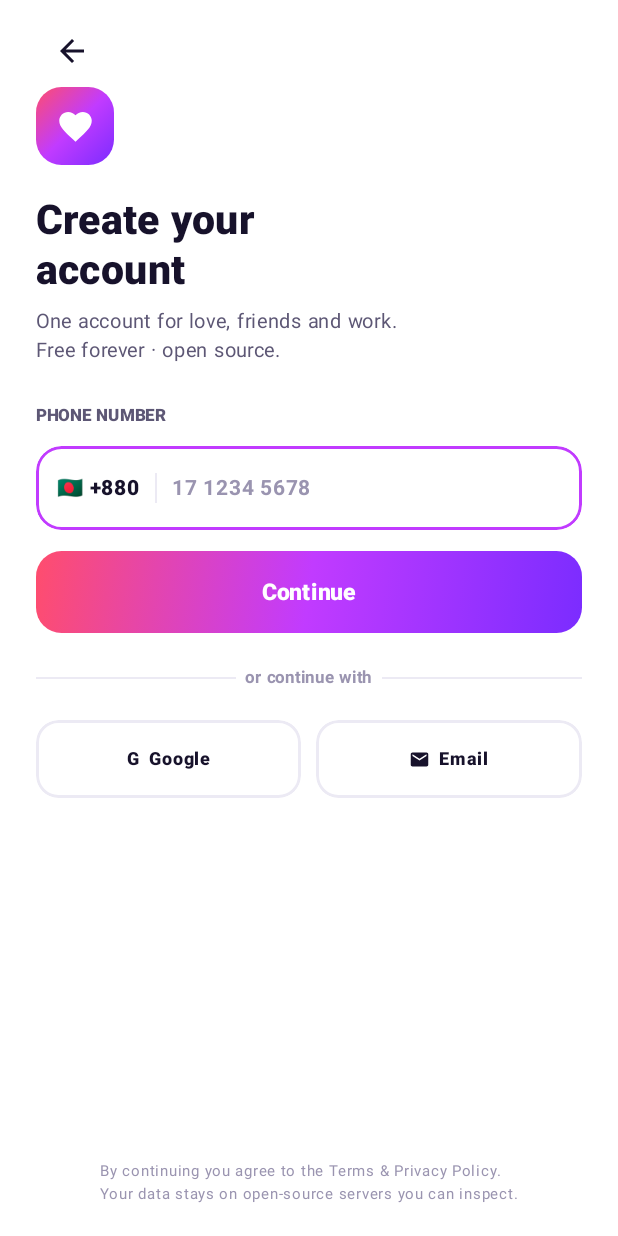
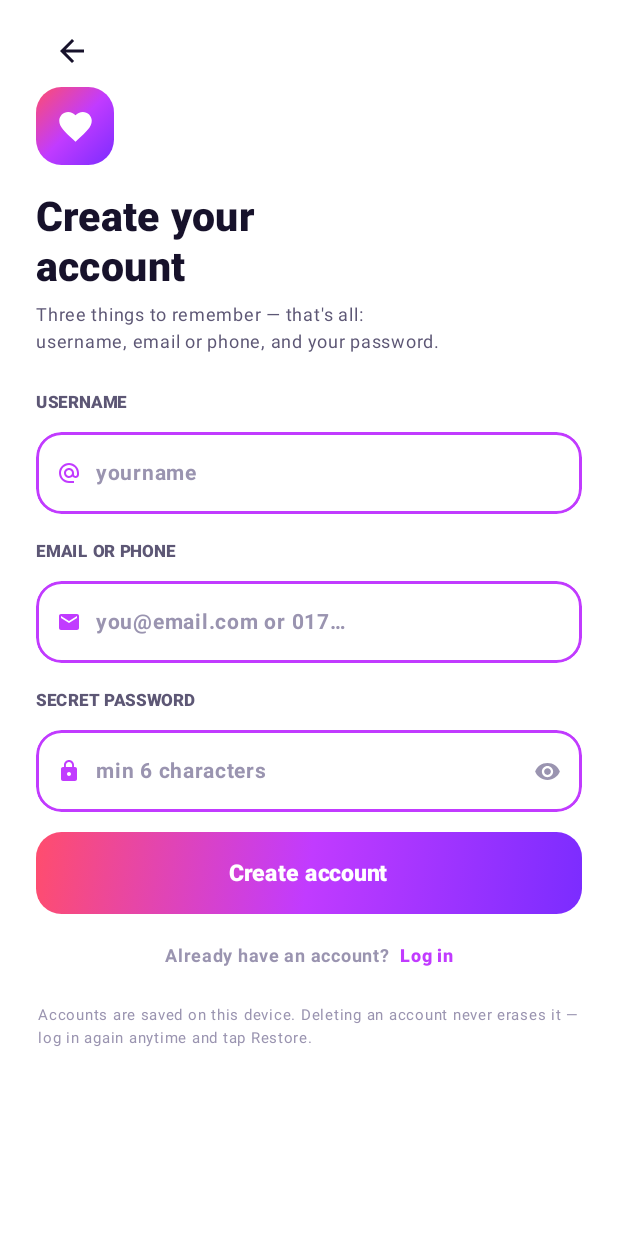
Before and after one commit to shakil603/My-love, an Android app built with Jetpack Compose: the screen it shows after launch (MainActivity), after a tap on "Create account", on a phone screen of 412 x 824 dp. Run offline under Robolectric (Android 15) with nearby library versions, the phone set to English and light mode, and no system bars; pictures from the network do not load; 1 statement that could not run was skipped.

Commit message:
v2.5.0: real account system — signup needs username + email/phone + secret password, accounts persisted in registry, login by email/phone/username, auto-login on next launch, Settings account card with log out + two-tap delete (soft), deleted accounts restorable from login screen
Co-authored-by: arena-agent <297053741+arena-agent@users.noreply.github.com>

```diff
--- a/app/build.gradle.kts
+++ b/app/build.gradle.kts
@@ -12,8 +12,8 @@ android {
         applicationId = "com.amora.app"
         minSdk = 26
         targetSdk = 34
-        versionCode = 21
-        versionName = "2.4.0"
+        versionCode = 22
+        versionName = "2.5.0"
     }
 
     buildTypes {
--- /dev/null
+++ b/app/src/main/java/com/amora/app/Auth.kt
@@ -0,0 +1,270 @@
+package com.amora.app
+
+import androidx.compose.foundation.background
+import androidx.compose.foundation.border
+import androidx.compose.foundation.clickable
+import androidx.compose.foundation.layout.Box
+import androidx.compose.foundation.layout.Column
+import androidx.compose.foundation.layout.Row
+import androidx.compose.foundation.layout.Spacer
+import androidx.compose.foundation.layout.fillMaxSize
+import androidx.compose.foundation.layout.fillMaxWidth
+import androidx.compose.foundation.layout.height
+import androidx.compose.foundation.layout.navigationBarsPadding
+import androidx.compose.foundation.layout.padding
+import androidx.compose.foundation.layout.size
+import androidx.compose.foundation.layout.statusBarsPadding
+import androidx.compose.foundation.layout.width
+import androidx.compose.foundation.rememberScrollState
+import androidx.compose.foundation.shape.RoundedCornerShape
+import androidx.compose.foundation.text.BasicTextField
+import androidx.compose.foundation.text.KeyboardOptions
+import androidx.compose.foundation.verticalScroll
+import androidx.compose.material.icons.Icons
+import androidx.compose.material.icons.filled.AlternateEmail
+import androidx.compose.material.icons.filled.ArrowBack
+import androidx.compose.material.icons.filled.Email
+import androidx.compose.material.icons.filled.Favorite
+import androidx.compose.material.icons.filled.Lock
+import androidx.compose.material.icons.filled.Restore
+import androidx.compose.material.icons.filled.Visibility
+import androidx.compose.material.icons.filled.VisibilityOff
+import androidx.compose.material3.Icon
+import androidx.compose.material3.IconButton
+import androidx.compose.material3.Text
+import androidx.compose.runtime.Composable
+import androidx.compose.runtime.getValue
+import androidx.compose.runtime.mutableStateOf
+import androidx.compose.runtime.remember
+import androidx.compose.runtime.setValue
+import androidx.compose.ui.Alignment
+import androidx.compose.ui.Modifier
+import androidx.compose.ui.draw.clip
+import androidx.compose.ui.graphics.Color
+import androidx.compose.ui.graphics.vector.ImageVector
+import androidx.compose.ui.text.TextStyle
+import androidx.compose.ui.text.font.FontWeight
+import androidx.compose.ui.text.input.KeyboardType
+import androidx.compose.ui.text.input.PasswordVisualTransformation
+import androidx.compose.ui.text.input.VisualTransformation
+import androidx.compose.ui.unit.dp
+import androidx.compose.ui.unit.sp
+
+@Composable
+private fun AuthField(
+    label: String,
+    value: String,
+    onChange: (String) -> Unit,
+    placeholder: String,
+    icon: ImageVector,
+    keyboard: KeyboardType = KeyboardType.Text,
+    isPassword: Boolean = false
+) {
+    var show by remember { mutableStateOf(false) }
+    Text(label, fontSize = 11.sp, fontWeight = FontWeight.ExtraBold, color = Txt2)
+    Spacer(Modifier.height(7.dp))
+    Row(
+        Modifier
+            .fillMaxWidth()
+            .clip(RoundedCornerShape(17.dp))
+            .border(1.8.dp, Orchid, RoundedCornerShape(17.dp))
+            .padding(horizontal = 14.dp, vertical = 15.dp),
+        verticalAlignment = Alignment.CenterVertically
+    ) {
+        Icon(icon, null, tint = Orchid, modifier = Modifier.size(16.dp))
+        Spacer(Modifier.width(10.dp))
+        BasicTextField(
+            value = value,
+            onValueChange = onChange,
+            textStyle = TextStyle(fontWeight = FontWeight.Bold, fontSize = 14.sp, color = Ink),
+            keyboardOptions = KeyboardOptions(keyboardType = keyboard),
+            singleLine = true,
+            visualTransformation = if (isPassword && !show) PasswordVisualTransformation() else VisualTransformation.None,
+            decorationBox = { inner ->
+                Box {
+                    if (value.isEmpty()) Text(placeholder, fontWeight = FontWeight.Bold, fontSize = 14.sp, color = Txt3)
+                    inner()
+                }
+            },
+            modifier = Modifier.weight(1f)
+        )
+        if (isPassword) {
+            Icon(
+                if (show) Icons.Filled.VisibilityOff else Icons.Filled.Visibility,
+                if (show) "Hide password" else "Show password",
+                tint = Txt3,
+                modifier = Modifier.size(18.dp).clickable { show = !show }
+            )
+        }
+    }
+    Spacer(Modifier.height(13.dp))
+}
+
+/* Sign up & log in — username + email/phone + password are required and remembered.
+   Deleted accounts stay in the registry and can be restored right from here. */
+@Composable
+fun AuthScreen(
+    startMode: String,
+    onSignedUp: () -> Unit,
+    onLoggedIn: () -> Unit,
+    onBack: () -> Unit
+) {
+    val ctx = androidx.compose.ui.platform.LocalContext.current
+    var signup by remember { mutableStateOf(startMode == "signup") }
+    var username by remember { mutableStateOf("") }
+    var contact by remember { mutableStateOf("") }
+    var pass by remember { mutableStateOf("") }
+    var error by remember { mutableStateOf("") }
+    var restoreUser by remember { mutableStateOf("") } // deleted account awaiting restore
+
+    fun finishLogin(user: String, c: String) {
+        Store.set(ctx, "auth_user", user)
+        Store.set(ctx, "phandle", "@$user")
+        if (Store.get(ctx, "pname", "").isBlank()) Store.set(ctx, "pname", user.replaceFirstChar { it.uppercase() })
+        if (c.contains("@")) Store.set(ctx, "pemail", c) else Store.set(ctx, "phone", c)
+    }
+
+    Column(
+        Modifier
+            .fillMaxSize()
+            .background(Paper)
+            .statusBarsPadding()
+            .navigationBarsPadding()
+            .verticalScroll(rememberScrollState())
+            .padding(horizontal = 24.dp)
+    ) {
+        Spacer(Modifier.height(10.dp))
+        IconButton(onClick = onBack) { Icon(Icons.Filled.ArrowBack, null, tint = Ink) }
+        Box(
+            Modifier.size(52.dp).clip(RoundedCornerShape(17.dp)).background(AuroraGradient),
+            contentAlignment = Alignment.Center
+        ) { Icon(Icons.Filled.Favorite, null, tint = Color.White, modifier = Modifier.size(26.dp)) }
+        Spacer(Modifier.height(18.dp))
+        Text(
+            if (signup) "Create your\naccount" else "Welcome\nback",
+            fontSize = 27.sp, fontWeight = FontWeight.ExtraBold, lineHeight = 33.sp
+        )
+        Spacer(Modifier.height(6.dp))
+        Text(
+            if (signup) "Three things to remember — that's all:\nusername, email or phone, and your password."
+            else "Log in with your email, phone or username.",
+            fontSize = 12.sp, color = Txt2, lineHeight = 18.sp
+        )
+        Spacer(Modifier.height(20.dp))
+
+        if (signup) {
+            AuthField("USERNAME", username, { v -> if (v.length <= 24) username = v.filter { !it.isWhitespace() } },
+                "yourname", Icons.Filled.AlternateEmail)
+            AuthField("EMAIL OR PHONE", contact, { contact = it },
+                "you@email.com or 017…", Icons.Filled.Email, KeyboardType.Email)
+            AuthField("SECRET PASSWORD", pass, { pass = it },
+                "min 6 characters", Icons.Filled.Lock, KeyboardType.Password, isPassword = true)
+        } else {
+            AuthField("EMAIL · PHONE · USERNAME", contact, { contact = it },
+                "you@email.com / 017… / @yourname", Icons.Filled.Email, KeyboardType.Email)
+            AuthField("SECRET PASSWORD", pass, { pass = it },
+                "your password", Icons.Filled.Lock, KeyboardType.Password, isPassword = true)
+        }
+
+        if (error.isNotEmpty()) {
+            Text(error, color = Color(0xFFBE123C), fontSize = 11.sp, fontWeight = FontWeight.ExtraBold)
+            Spacer(Modifier.height(10.dp))
+        }
+
+        if (restoreUser.isNotEmpty()) {
+            Column(
+                Modifier
+                    .fillMaxWidth()
+                    .clip(RoundedCornerShape(17.dp))
+                    .background(Color(0xFFFFF7ED))
+                    .padding(14.dp)
+            ) {
+                Row(verticalAlignment = Alignment.CenterVertically) {
+                    Icon(Icons.Filled.Restore, null, tint = Color(0xFFC2410C), modifier = Modifier.size(16.dp))
+                    Spacer(Modifier.width(8.dp))
+                    Text(
+                        "This account was deleted — everything is still saved.",
+                        fontSize = 11.sp, fontWeight = FontWeight.ExtraBold, color = Color(0xFF9A3412)
+                    )
+                }
+                Spacer(Modifier.height(10.dp))
+                Text(
+                    "Restore @$restoreUser",
+                    color = Color.White, fontSize = 12.sp, fontWeight = FontWeight.ExtraBold,
+                    modifier = Modifier
+                        .clip(RoundedCornerShape(50))
+                        .background(Ink)
+                        .clickable {
+                            Store.setAccountDeleted(ctx, restoreUser, false)
+                            val acc = Store.findAccount(ctx, restoreUser)
+                            if (acc != null) {
+                                finishLogin(acc.getString("u"), acc.getString("c"))
+                                android.widget.Toast.makeText(ctx, "Account restored — welcome back!", android.widget.Toast.LENGTH_LONG).show()
+                                onLoggedIn()
+                            }
+                        }
+                        .padding(horizontal = 16.dp, vertical = 9.dp)
+                )
+            }
+            Spacer(Modifier.height(13.dp))
+        }
+
+        GradientButton(if (signup) "Create account" else "Log in", Modifier.fillMaxWidth(), onClick = {
+            error = ""; restoreUser = ""
+            val c = contact.trim()
+            if (signup) {
+                val u = username.trim().removePrefix("@")
+                val looksEmail = c.contains("@") && c.contains(".")
+                val looksPhone = c.count { it.isDigit() } >= 10 && c.all { it.isDigit() || it == '+' || it == ' ' }
+                when {
+                    u.length < 3 -> error = "Username needs at least 3 characters"
+                    c.isEmpty() -> error = "Email or phone is required"
+                    !looksEmail && !looksPhone -> error = "Enter a valid email or phone number"
+                    pass.length < 6 -> error = "Password needs at least 6 characters"
+                    else -> {
+                        val err = Store.addAccount(ctx, u, c, pass)
+                        if (err != null) error = err
+                        else {
+                            finishLogin(u, c)
+                            android.widget.Toast.makeText(ctx, "Account created & saved \uD83D\uDC9C", android.widget.Toast.LENGTH_SHORT).show()
+                            onSignedUp()
+                        }
+                    }
+                }
+            } else {
+                val acc = Store.findAccount(ctx, c)
+                when {
+                    c.isEmpty() || pass.isEmpty() -> error = "Both fields are required"
+                    acc == null -> error = "No account found — check email, phone or username"
+                    acc.getString("p") != pass -> error = "Wrong password — try again"
+                    acc.optBoolean("del", false) -> restoreUser = acc.getString("u")
+                    else -> {
+                        finishLogin(acc.getString("u"), acc.getString("c"))
+                        onLoggedIn()
+                    }
+                }
+            }
+        })
+        Spacer(Modifier.height(16.dp))
+        Row(
+            Modifier.fillMaxWidth(),
+            horizontalArrangement = androidx.compose.foundation.layout.Arrangement.Center
+        ) {
+            Text(
+                if (signup) "Already have an account?  " else "New here?  ",
+                fontSize = 12.sp, color = Txt3, fontWeight = FontWeight.Bold
+            )
+            Text(
+                if (signup) "Log in" else "Create account",
+                fontSize = 12.sp, color = Orchid, fontWeight = FontWeight.ExtraBold,
+                modifier = Modifier.clickable { signup = !signup; error = ""; restoreUser = "" }
+            )
+        }
+        Spacer(Modifier.height(20.dp))
+        Text(
+            "Accounts are saved on this device. Deleting an account never erases it —\nlog in again anytime and tap Restore.",
+            fontSize = 10.sp, color = Txt3, lineHeight = 15.sp,
+            modifier = Modifier.align(Alignment.CenterHorizontally).padding(bottom = 20.dp)
+        )
+    }
+}
--- a/app/src/main/java/com/amora/app/MainActivity.kt
+++ b/app/src/main/java/com/amora/app/MainActivity.kt
@@ -65,15 +65,25 @@ fun AmoraApp() {
     val nav = rememberNavController()
     val go: (String) -> Unit = { route -> nav.navigate(route) }
     val back: () -> Unit = { nav.popBackStack() }
-    NavHost(navController = nav, startDestination = "onboarding") {
+    val actx = androidx.compose.ui.platform.LocalContext.current
+    val loggedIn = Store.get(actx, "auth_user", "").isNotEmpty()
+    NavHost(navController = nav, startDestination = if (loggedIn) "main" else "onboarding") {
         composable("onboarding") {
             OnboardingScreen(
-                onCreate = { nav.navigate("signup") },
-                onLogin = { nav.navigate("permissions") },
+                onCreate = { nav.navigate("auth/signup") },
+                onLogin = { nav.navigate("auth/login") },
                 onLanguage = { nav.navigate("language") }
             )
         }
         composable("signup") { SignupScreen(onNext = { nav.navigate("otp") }, onBack = back) }
+        composable("auth/{mode}") { bs ->
+            AuthScreen(
+                startMode = bs.arguments?.getString("mode") ?: "login",
+                onSignedUp = { nav.navigate("otp") },
+                onLoggedIn = { nav.navigate("main") { popUpTo(0) { inclusive = true } } },
+                onBack = back
+            )
+        }
         composable("otp") {
             OtpScreen(
                 onNext = { nav.navigate("setup") },
```
Also changed, not shown: app/src/main/java/com/amora/app/Mock.kt (+41 -0 lines), app/src/main/java/com/amora/app/Screens2.kt (+46 -1 lines), 1 other file.
